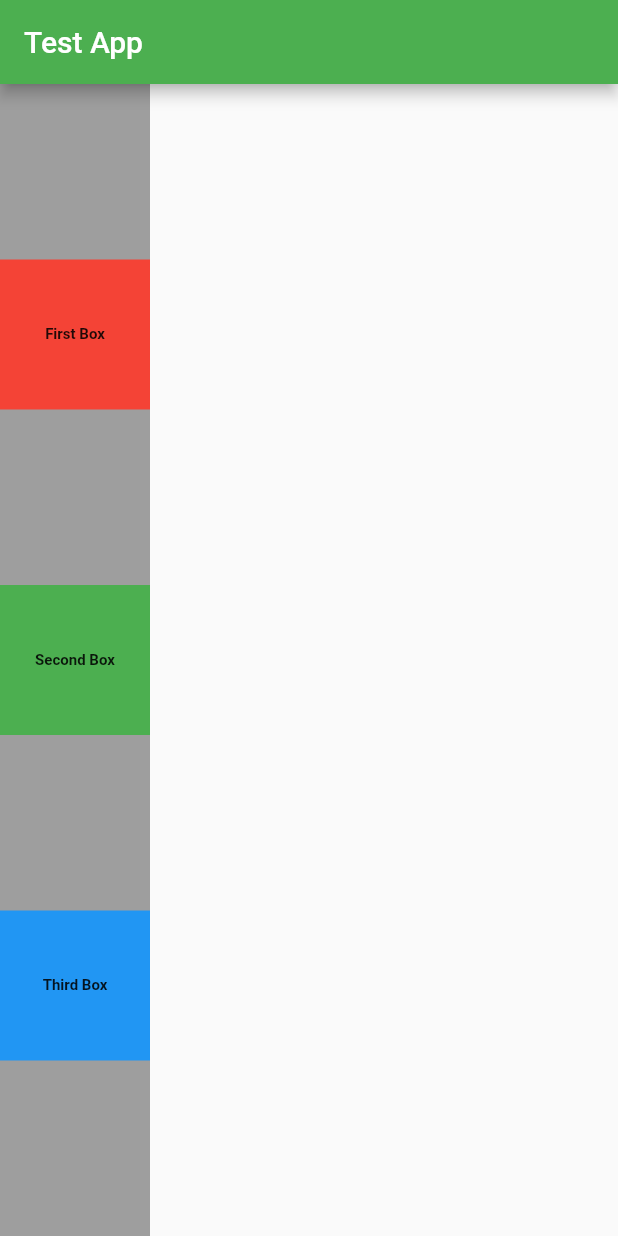
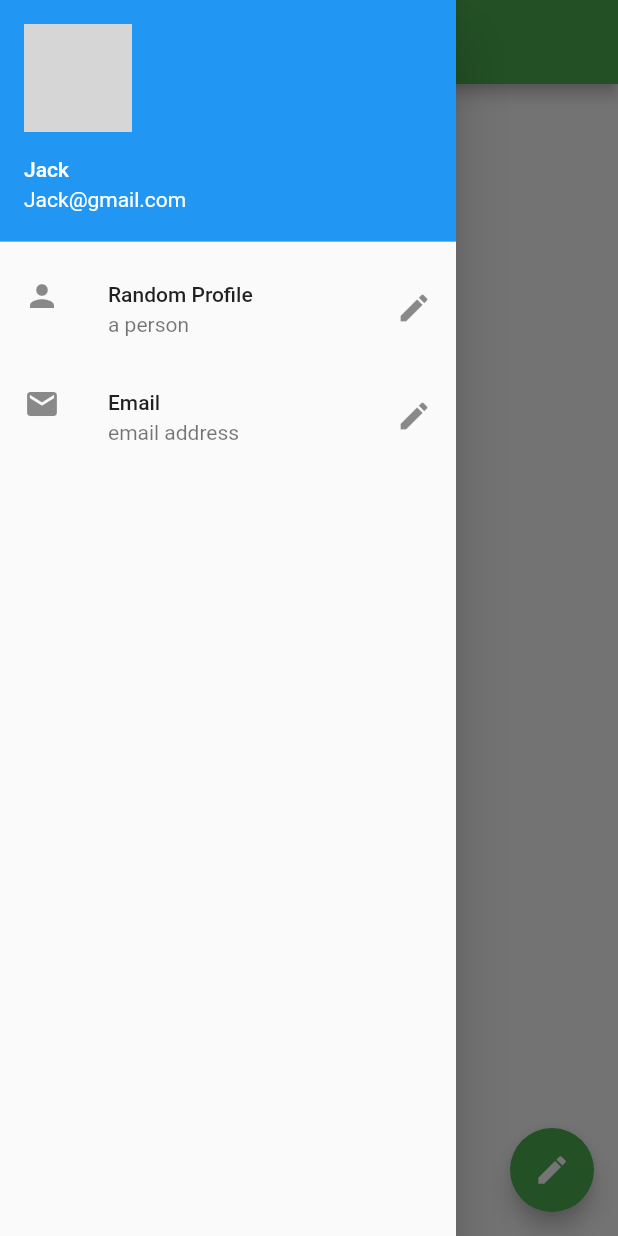
Before and after one commit to Madcamp4-Week2/Retent-Frontend, a Flutter app: the screen it shows after launch, with the side drawer open (before the commit the screen has no drawer), on a phone screen of 412 x 824 dp. Run offline on Flutter 3.47's test engine with Material 2 defaults, Android fonts, the phone set to English and light mode, and no system bars; network calls fail; grey boxes are pictures that could not be loaded.

Commit message:
Commit - Ch3 - Drawer and Button

```diff
--- a/lib/main.dart
+++ b/lib/main.dart
@@ -19,50 +19,49 @@ class HomePage extends StatelessWidget {
       appBar: AppBar(
         title: Text("Test App"),
         ),
-      body: Container(
-        color: Colors.grey,
-        child: Column( //row crossaxisalignment depends on parent
-          mainAxisAlignment: MainAxisAlignment.spaceEvenly,
-          children: <Widget>[
-            Container(
-              padding: const EdgeInsets.all(8),
-              width: 100,
-              height: 100,
-              color: Colors.red,
-              alignment: Alignment.center,
-              child: Text(
-                "First Box",
-                style: TextStyle(
-                  fontSize: 10,
-                  fontWeight: FontWeight.bold,),),
+      body: Center(
+        child: Container(
+          height: 100,
+          width: 100,
+          color: Colors.amber
+        ),
+      ),
+      drawer: Drawer(
+        child: ListView( //list of views inside the drawer
+          padding: const EdgeInsets.all(0),
+          children: <Widget>[ //widgets are listed in an array
+            UserAccountsDrawerHeader(
+              accountName: Text("Jack"),
+              accountEmail: Text("Jack@gmail.com"),
+              currentAccountPicture: CircleAvatar(
+                backgroundImage: NetworkImage(
+"https://images.unsplash.com/photo-1682686581854-5e71f58e7e3f?ixlib=rb-4.0.3&ixid=M3wxMjA3fDF8MHxlZGl0b3JpYWwtZmVlZHwxfHx8ZW58MHx8fHx8&auto=format&fit=crop&w=1000&q=60"              ),
+              ),
+              decoration: BoxDecoration(
+                color: Colors.blue
+              ),
             ),
-            Container(
-              padding: const EdgeInsets.all(8),
-              width: 100,
-              height: 100,
-              color: Colors.green,
-              alignment: Alignment.center,
-              child: Text(
-                "Second Box",
-                style: TextStyle(
-                  fontSize: 10,
-                  fontWeight: FontWeight.bold,),),
+            ListTile(
+              leading: Icon(Icons.person),
+              title: Text("Random Profile"),
+              subtitle: Text("a person"),
+              trailing: Icon(Icons.edit),
+              onTap: () {},
             ),
-            Container(
-              padding: const EdgeInsets.all(8),
-              width: 100,
-              height: 100,
-              color: Colors.blue,
-              alignment: Alignment.center,
-              child: Text(
-                "Third Box",
-                style: TextStyle(
-                  fontSize: 10,
-                  fontWeight: FontWeight.bold,),),
-            ),
+            ListTile(
+              leading: Icon(Icons.email),
+              title: Text("Email"),
+              subtitle: Text("email address"),
+              trailing: Icon(Icons.edit),
+            )
+
           ],
         ),
       ),
+      floatingActionButton: FloatingActionButton(
+        onPressed: () {},
+        child: Icon(Icons.edit),
+        ),
     );
   }
 }
```
